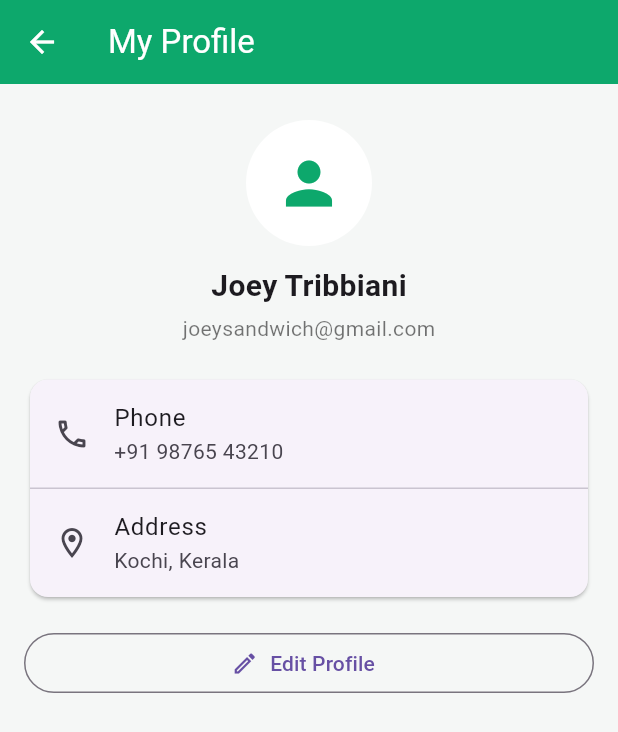
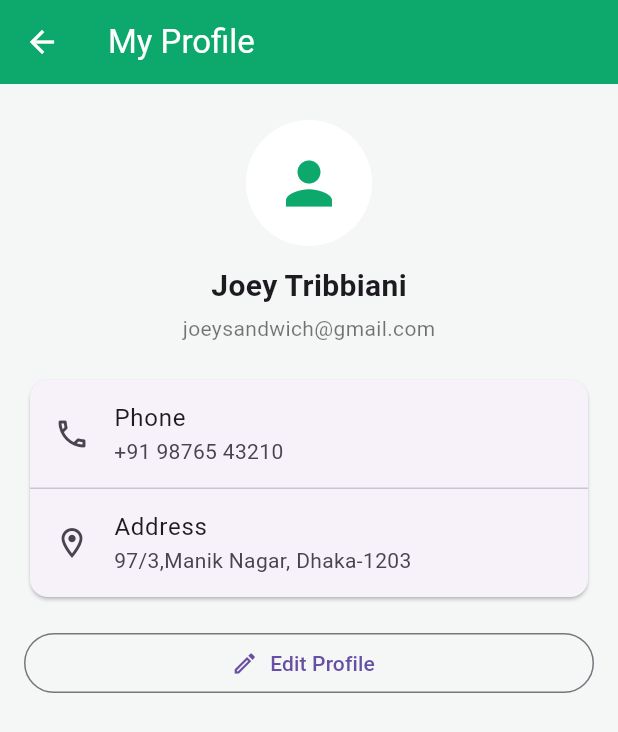
Before and after one commit to shakib5907/CarePaws, a Flutter app: the ProfilePage screen opened directly, on a phone screen of 412 x 824 dp. Shown: the top 732 px of the screen. Run offline on Flutter 3.47's test engine with Material 3 defaults, Android fonts, the phone set to English and light mode, and no system bars; our stand-ins replace google_fonts.

Commit message:
ALL DONE

```diff
--- a/lib/profilepage.dart
+++ b/lib/profilepage.dart
@@ -48,7 +48,7 @@ class ProfilePage extends StatelessWidget {
                   ListTile(
                     leading: Icon(Icons.location_on_outlined),
                     title: Text('Address'),
-                    subtitle: Text('Kochi, Kerala'),
+                    subtitle: Text('97/3,Manik Nagar, Dhaka-1203'),
                   ),
                 ],
               ),
```
